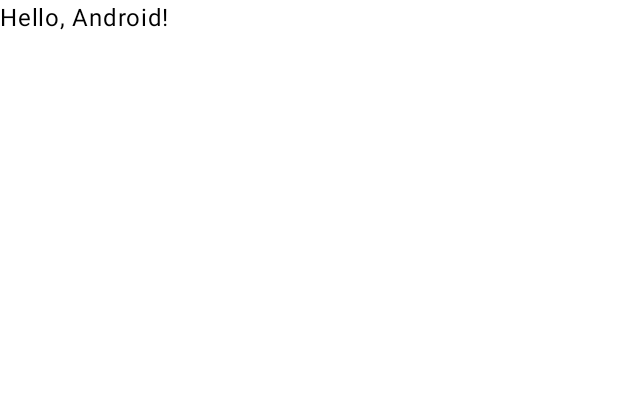
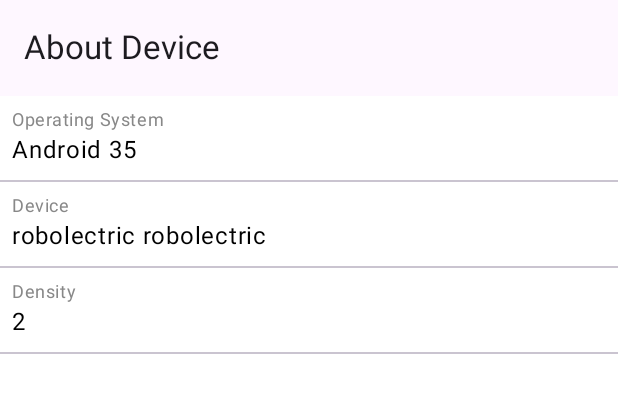
Before and after one commit to Bryant-Anjos/DailyPulseCMP, an Android app built with Jetpack Compose: the @Preview function DefaultPreview, on a phone screen of 412 x 824 dp. Shown: the top 393 px of the screen. Run offline under Robolectric (Android 15) with nearby library versions, the phone set to English and light mode, and no system bars.

Commit message:
create the about screen for android

```diff
--- a/androidApp/src/main/java/com/bryant/dailypulse/android/MainActivity.kt
+++ b/androidApp/src/main/java/com/bryant/dailypulse/android/MainActivity.kt
@@ -8,36 +8,28 @@ import androidx.compose.material3.*
 import androidx.compose.runtime.Composable
 import androidx.compose.ui.Modifier
 import androidx.compose.ui.tooling.preview.Preview
-import com.bryant.dailypulse.Platform
+import com.bryant.dailypulse.android.screens.AboutScreen
 
 class MainActivity : ComponentActivity() {
     override fun onCreate(savedInstanceState: Bundle?) {
         super.onCreate(savedInstanceState)
-
-        Platform().logSystemInfo()
-
         setContent {
             MyApplicationTheme {
                 Surface(
                     modifier = Modifier.fillMaxSize(),
                     color = MaterialTheme.colorScheme.background
                 ) {
-                    GreetingView("Hello, Android")
+                    AboutScreen()
                 }
             }
         }
     }
 }
 
-@Composable
-fun GreetingView(text: String) {
-    Text(text = text)
-}
-
 @Preview
 @Composable
 fun DefaultPreview() {
     MyApplicationTheme {
-        GreetingView("Hello, Android!")
+        AboutScreen()
     }
 }
--- /dev/null
+++ b/androidApp/src/main/java/com/bryant/dailypulse/android/screens/AboutScreen.kt
@@ -0,0 +1,82 @@
+package com.bryant.dailypulse.android.screens
+
+import androidx.compose.foundation.layout.Column
+import androidx.compose.foundation.layout.fillMaxSize
+import androidx.compose.foundation.layout.padding
+import androidx.compose.foundation.lazy.LazyColumn
+import androidx.compose.foundation.lazy.items
+import androidx.compose.material3.Divider
+import androidx.compose.material3.ExperimentalMaterial3Api
+import androidx.compose.material3.MaterialTheme
+import androidx.compose.material3.Text
+import androidx.compose.material3.TopAppBar
+import androidx.compose.runtime.Composable
+import androidx.compose.ui.Modifier
+import androidx.compose.ui.graphics.Color
+import androidx.compose.ui.unit.dp
+import com.bryant.dailypulse.Platform
+
+@Composable
+fun AboutScreen() {
+    Column {
+        Toolbar()
+        ContentView()
+    }
+}
+
+@OptIn(ExperimentalMaterial3Api::class)
+@Composable
+private fun Toolbar() {
+    TopAppBar(
+        title = {
+            Text(
+                text = "About Device",
+            )
+        },
+    )
+}
+
+@Composable
+private fun ContentView() {
+    val items = makeItems()
+
+    LazyColumn(
+        modifier = Modifier.fillMaxSize()
+    ) {
+        items(items) { row ->
+            RowView(title = row.first, subtitle = row.second)
+        }
+    }
+}
+
+private fun makeItems(): List<Pair<String, String>> {
+    val platform = Platform()
+    platform.logSystemInfo()
+
+    return listOf(
+        Pair("Operating System", "${platform.osName} ${platform.osVersion}"),
+        Pair("Device", platform.deviceModel),
+        Pair("Density", platform.density.toString()),
+    )
+}
+
+@Composable
+fun RowView(
+    title: String,
+    subtitle: String,
+) {
+    Column(
+        modifier = Modifier.padding(8.dp),
+    ) {
+        Text(
+            text = title,
+            style = MaterialTheme.typography.bodySmall,
+            color = Color.Gray,
+        )
+        Text(
+            text = subtitle,
+            style = MaterialTheme.typography.bodyLarge,
+        )
+    }
+    Divider()
+}
```
